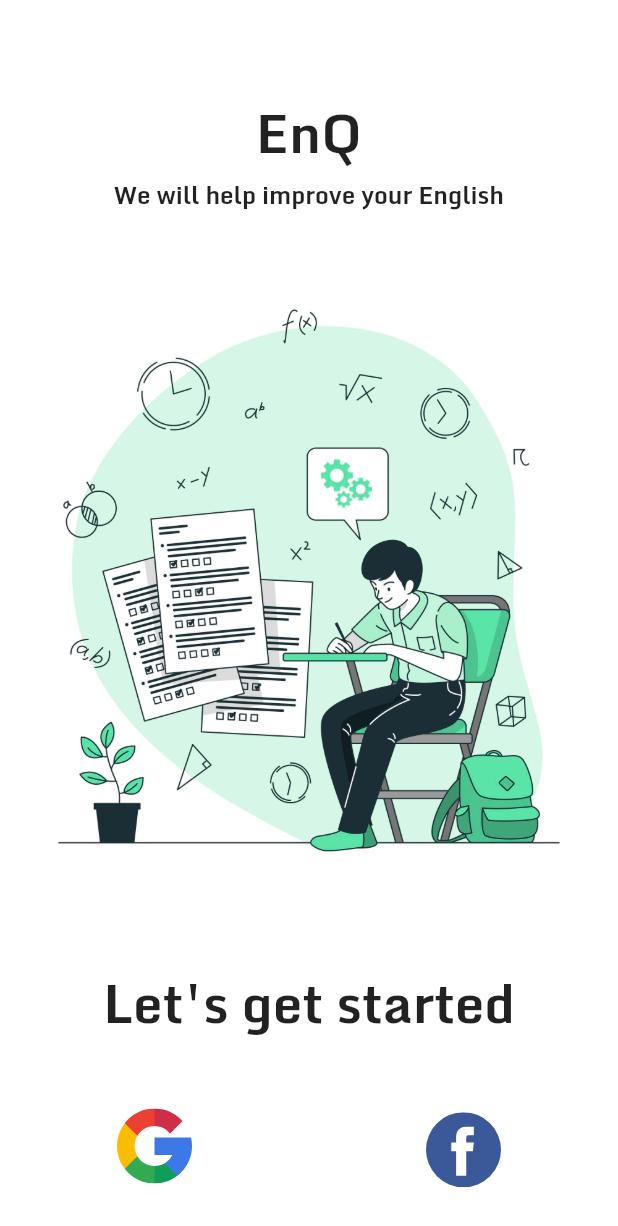
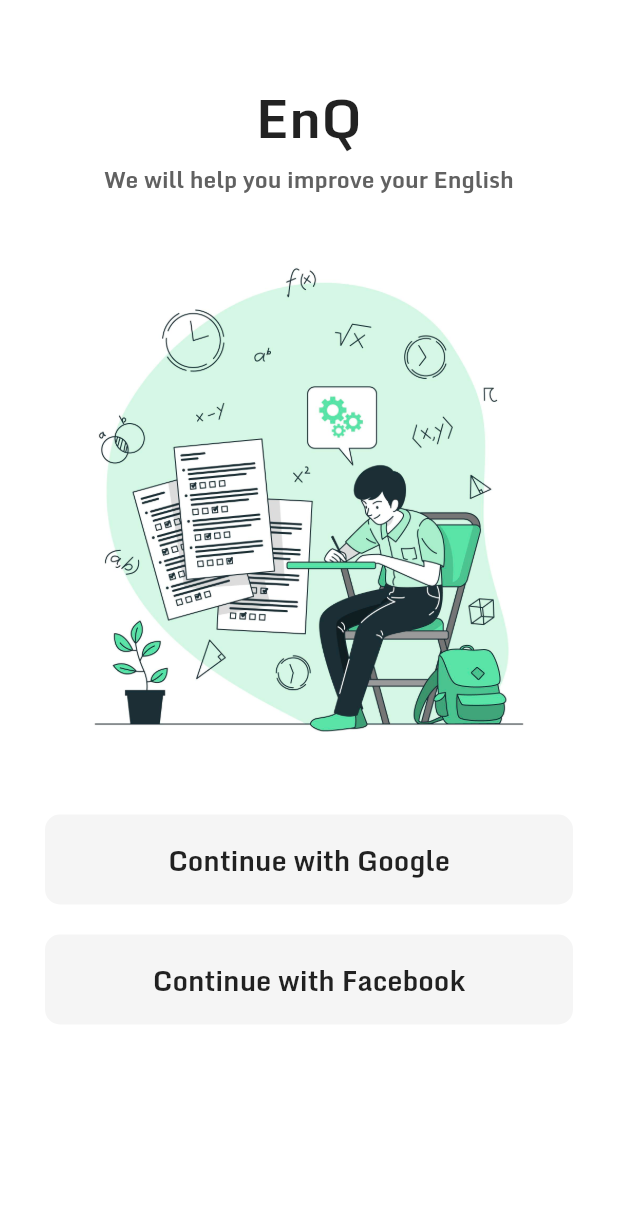
Before and after one commit to nguyenbinhanltv/EnQ, a Flutter app: the screen it shows after launch, on a phone screen of 412 x 824 dp. Shown: the top 1226 px of the screen. Run offline on Flutter 3.47's test engine with Material 2 defaults, Android fonts, the phone set to English and light mode, and no system bars; our stand-ins replace animated_text_kit, firebase_auth, flutter_spinkit, flutter_svg, google_sign_in; accounts and stored records are empty.

Commit message:
ui login again

```diff
--- a/lib/pages/login.dart
+++ b/lib/pages/login.dart
@@ -14,81 +14,86 @@ class Login extends StatefulWidget {
 }
 
 class _LoginState extends State<Login> {
+  bool loginFlag = false;
   @override
   Widget build(BuildContext context) {
     return Scaffold(
       backgroundColor: Colors.white,
       body: SafeArea(
+        child: Container(
+          width: double.infinity,
+          height: MediaQuery.of(context).size.height,
+          padding: EdgeInsets.symmetric(horizontal: 30, vertical: 50),
           child: Column(
             mainAxisAlignment: MainAxisAlignment.spaceBetween,
+            crossAxisAlignment: CrossAxisAlignment.center,
             children: <Widget>[
+              Column(
+                children: <Widget>[
+                  Text(
+                    "EnQ",
+                    style: TextStyle(fontSize: 35, fontWeight: FontWeight.bold),
+                  ),
+                  Text(
+                    "We will help you improve your English",
+                    textAlign: TextAlign.center,
+                    style: TextStyle(fontSize: 15, color: Colors.grey[700]),
+                  ),
                   Container(
-              child: Column(
-                children: <Widget>[
-                  Container(
-                    margin: const EdgeInsets.only(
-                      top: 60,
-                    ),
-                    child: Text(
-                      "EnQ",
-                      style: TextStyle(
-                        color: Colors.black87,
-                        fontSize: 35,
-                        fontWeight: FontWeight.bold,
+                    height: MediaQuery.of(context).size.height / 2,
+                    decoration: BoxDecoration(
+                      image: DecorationImage(
+                        image: AssetImage('assets/images/login.jpg'),
                       ),
                     ),
                   ),
-                  Text(
-                    "We will help improve your English",
-                    textAlign: TextAlign.center,
-                    style: TextStyle(color: Colors.black87, fontSize: 16),
+                  Column(
+                    children: <Widget>[
+                      MaterialButton(
+                        minWidth: double.infinity,
+                        height: 60,
+                        onPressed: () {},
+                        color: Colors.grey[100],
+                        elevation: 0,
+                        shape: RoundedRectangleBorder(
+                          borderRadius: BorderRadius.circular(10),
                         ),
-                ],
-              ),
-            ),
-            Container(
-              child: Center(
-                child: Image.asset("assets/images/login.jpg"),
-              ),
-            ),
-            Container(
                         child: Text(
-                "Let's get started",
+                          "Continue with Google",
                           style: TextStyle(
-                  color: Colors.black87,
-                  fontSize: 35,
-                  fontWeight: FontWeight.w200,
+                            fontWeight: FontWeight.w600,
+                            fontSize: 18,
                           ),
                         ),
                       ),
+                      SizedBox(
+                        height: 20,
+                      ),
                       Container(
-              child: Row(
-                mainAxisAlignment: MainAxisAlignment.spaceAround,
-                children: <Widget>[
-                  Container(
-                    margin: EdgeInsets.only(
-                      bottom: 35,
+                        child: MaterialButton(
+                          minWidth: double.infinity,
+                          height: 60,
+                          onPressed: () {},
+                          color: Colors.grey[100],
+                          elevation: 0,
+                          shape: RoundedRectangleBorder(
+                            borderRadius: BorderRadius.circular(10),
                           ),
-                    child: SvgPicture.asset(
-                      "assets/images/google.svg",
-                      width: 50,
-                      height: 50,
+                          child: Text(
+                            "Continue with Facebook",
+                            style: TextStyle(
+                              fontWeight: FontWeight.w600,
+                              fontSize: 18,
                             ),
                           ),
-                  Container(
-                    margin: EdgeInsets.only(
-                      bottom: 30,
-                    ),
-                    child: SvgPicture.asset(
-                      "assets/images/facebook.svg",
-                      width: 50,
-                      height: 50,
                         ),
                       ),
                     ],
                   ),
+                ],
               ),
             ],
+          ),
         ),
       ),
     );
```
Lines whose indentation alone changed are shown as unchanged.
